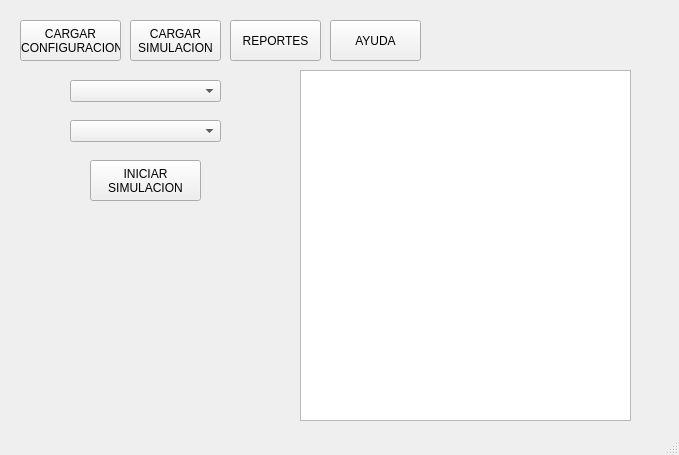
Before: the Qt Designer form gui_app.ui in SparkyMiky/IPC2_Proyecto2_201905750, drawn with Qt 5.
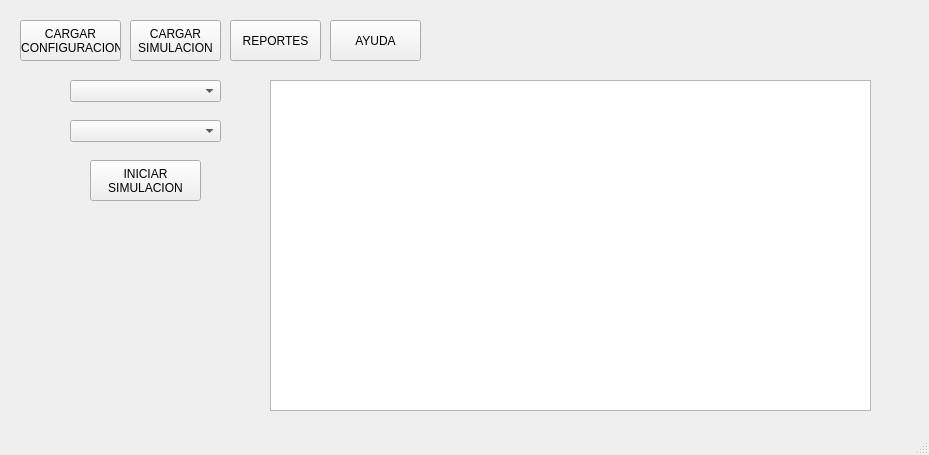
After: the same form once the commit is applied.

```diff
--- a/gui_app.ui
+++ b/gui_app.ui
@@ -6,7 +6,7 @@
    <rect>
     <x>0</x>
     <y>0</y>
-    <width>679</width>
+    <width>929</width>
     <height>455</height>
    </rect>
   </property>
@@ -88,16 +88,6 @@
      </rect>
     </property>
    </widget>
-   <widget class="QTableView" name="tableView">
-    <property name="geometry">
-     <rect>
-      <x>300</x>
-      <y>70</y>
-      <width>331</width>
-      <height>351</height>
-     </rect>
-    </property>
-   </widget>
    <widget class="QPushButton" name="pushButton">
     <property name="geometry">
      <rect>
@@ -112,6 +102,16 @@
 SIMULACION</string>
     </property>
    </widget>
+   <widget class="QTableWidget" name="tableWidget">
+    <property name="geometry">
+     <rect>
+      <x>270</x>
+      <y>80</y>
+      <width>601</width>
+      <height>331</height>
+     </rect>
+    </property>
+   </widget>
   </widget>
   <widget class="QStatusBar" name="statusbar"/>
  </widget>
```
